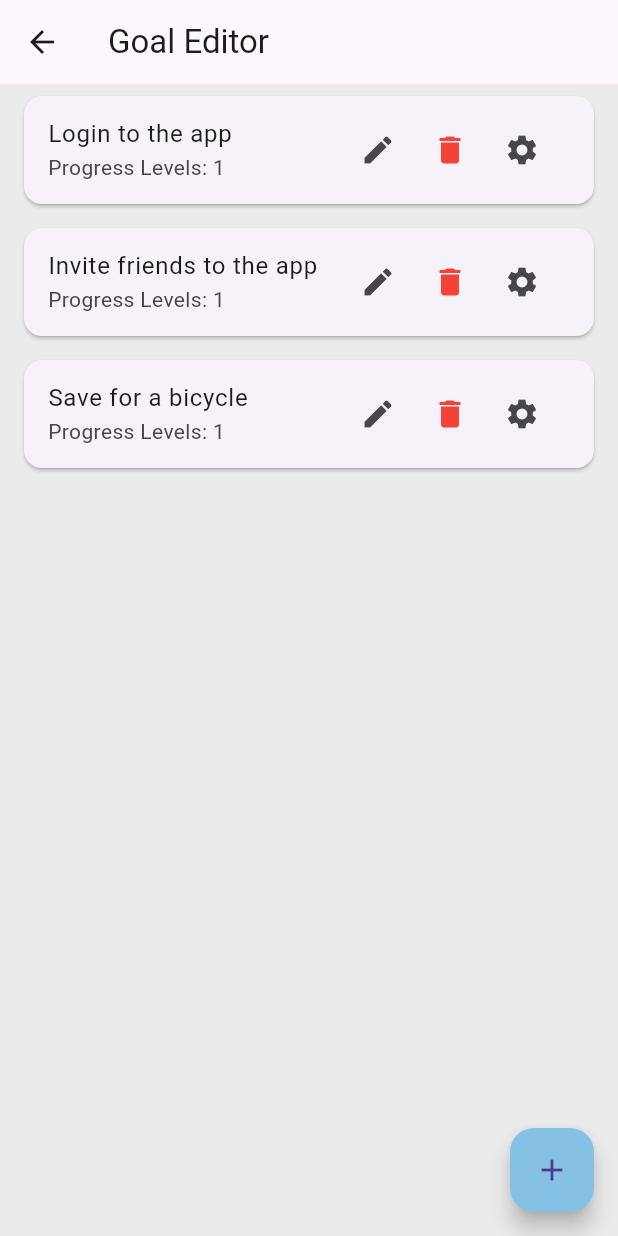
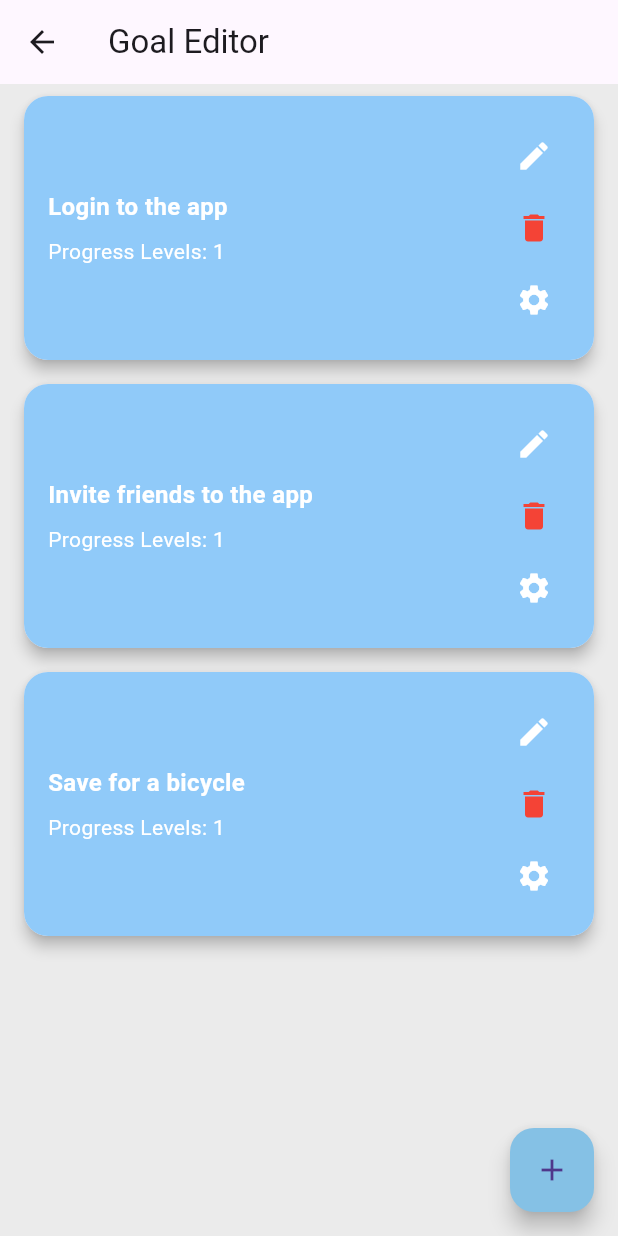
Before and after one commit to Fynaura/fynaura, a Flutter app: the GoalPage screen opened directly, after a tap on the "edit" icon, on a phone screen of 412 x 824 dp. Run offline on Flutter 3.47's test engine with Material 3 defaults, Android fonts, the phone set to English and light mode, and no system bars; our stand-ins replace shared_preferences; accounts and stored records are empty.

Commit message:
Friendly view
Add some color grading to the buttons

```diff
--- a/front-end/lib/GoalPage.dart
+++ b/front-end/lib/GoalPage.dart
@@ -46,50 +46,79 @@ class _GoalPageState extends State<GoalPage> {
   Widget build(BuildContext context) {
     return Scaffold(
       appBar: AppBar(
-        title: Text("Your Goals"),
+        backgroundColor: Color(0xFF85C1E5),
+        title: Text("Your Goals", style: TextStyle(fontWeight: FontWeight.bold)),
         actions: [
           IconButton(
             icon: Icon(Icons.edit),
             onPressed: _goToGoalEditor,  // Go to Goal Editor when clicked
+            tooltip: "Edit Goals",
           ),
         ],
       ),
       body: Padding(
         padding: EdgeInsets.all(16.0),
         child: Column(
+          crossAxisAlignment: CrossAxisAlignment.start,
           children: [
-            Text("Aura Points: $auraPoints", style: TextStyle(fontSize: 18, fontWeight: FontWeight.bold)),
-            SizedBox(height: 20),
-            Text("Your Goals", style: TextStyle(fontSize: 16, fontWeight: FontWeight.bold)),
-            SizedBox(height: 20),
+            Text("Aura Points: $auraPoints", style: TextStyle(fontSize: 22, fontWeight: FontWeight.bold)),
+            SizedBox(height: 16),
+            Text("Your Goals", style: TextStyle(fontSize: 18, fontWeight: FontWeight.bold, color: Colors.black.withOpacity(0.7))),
+            SizedBox(height: 16),
 
-            // Display each goal in the list with progress bar
+            // Display each goal in a more modern way
             Expanded(
               child: ListView.builder(
                 itemCount: goals.length,
                 itemBuilder: (context, index) {
                   return Card(
-                    margin: EdgeInsets.symmetric(vertical: 8.0, horizontal: 16.0),
-                    child: ListTile(
-                      title: Text(goals[index]),
-                      subtitle: Text("Progress Levels: ${progressLevels[index]}"),
-                      trailing: Row(
-                        mainAxisSize: MainAxisSize.min,
+                    margin: EdgeInsets.symmetric(vertical: 8.0),
+                    shape: RoundedRectangleBorder(borderRadius: BorderRadius.circular(16)),
+                    elevation: 4.0,
+                    child: Container(
+                      padding: EdgeInsets.all(16.0),
+                      decoration: BoxDecoration(
+                        borderRadius: BorderRadius.circular(16),
+                        gradient: LinearGradient(
+                          colors: [Colors.blue.shade200, Colors.blue.shade500],
+                          begin: Alignment.topLeft,
+                          end: Alignment.bottomRight,
+                        ),
+                      ),
+                      child: Row(
                         children: [
-                          // Progress Bar for the goal
-                          Container(
-                            width: 100,
-                            height: 5,
-                            color: Colors.grey[300],
-                            child: LinearProgressIndicator(
-                              value: progressLevels[index] / 5,  // Assuming max progress level is 5
-                              backgroundColor: Colors.grey[300],
-                              valueColor: AlwaysStoppedAnimation<Color>(Colors.blue),
+                          Expanded(
+                            child: Column(
+                              crossAxisAlignment: CrossAxisAlignment.start,
+                              children: [
+                                Text(goals[index], style: TextStyle(fontSize: 16, fontWeight: FontWeight.bold, color: Colors.white)),
+                                SizedBox(height: 8),
+                                Text("Progress Levels: ${progressLevels[index]}", style: TextStyle(color: Colors.white)),
+                              ],
                             ),
                           ),
                           SizedBox(width: 8),
-                          // Points indicator for this goal
-                          Text("${progressLevels[index] * 50} points"),
+                          // Progress Bar
+                          Column(
+                            crossAxisAlignment: CrossAxisAlignment.end,
+                            children: [
+                              Container(
+                                width: 100,
+                                height: 5,
+                                decoration: BoxDecoration(
+                                  borderRadius: BorderRadius.circular(10),
+                                  color: Colors.grey.shade200,
+                                ),
+                                child: LinearProgressIndicator(
+                                  value: progressLevels[index] / 5,  // Assuming max progress level is 5
+                                  backgroundColor: Colors.grey.shade200,
+                                  valueColor: AlwaysStoppedAnimation<Color>(Colors.white),
+                                ),
+                              ),
+                              SizedBox(height: 8),
+                              Text("${progressLevels[index] * 50} points", style: TextStyle(color: Colors.white)),
+                            ],
+                          ),
                         ],
                       ),
                     ),
--- a/front-end/lib/goal_editor_page.dart
+++ b/front-end/lib/goal_editor_page.dart
@@ -64,13 +64,13 @@ class _GoalEditorPageState extends State<GoalEditorPage> {
                 _saveGoals();  // Save updated goals
                 Navigator.pop(context);
               },
-              child: Text("Rename"),
+              child: Text("Rename", style: TextStyle(color: Colors.blue)),
             ),
             TextButton(
               onPressed: () {
                 Navigator.pop(context);
               },
-              child: Text("Cancel"),
+              child: Text("Cancel", style: TextStyle(color: Colors.grey)),
             ),
           ],
         );
@@ -103,13 +103,13 @@ class _GoalEditorPageState extends State<GoalEditorPage> {
               onPressed: () {
                 Navigator.pop(context);
               },
-              child: Text("Set"),
+              child: Text("Set", style: TextStyle(color: Colors.blue)),
             ),
             TextButton(
               onPressed: () {
                 Navigator.pop(context);
               },
-              child: Text("Cancel"),
+              child: Text("Cancel", style: TextStyle(color: Colors.grey)),
             ),
           ],
         );
@@ -139,13 +139,13 @@ class _GoalEditorPageState extends State<GoalEditorPage> {
                 _saveGoals();  // Save updated goals
                 Navigator.pop(context);
               },
-              child: Text("Add Goal"),
+              child: Text("Add Goal", style: TextStyle(color: Colors.blue)),
             ),
             TextButton(
               onPressed: () {
                 Navigator.pop(context);
               },
-              child: Text("Cancel"),
+              child: Text("Cancel", style: TextStyle(color: Colors.grey)),
             ),
           ],
         );
@@ -162,14 +162,31 @@ class _GoalEditorPageState extends State<GoalEditorPage> {
         itemBuilder: (context, index) {
           return Card(
             margin: EdgeInsets.symmetric(vertical: 8.0, horizontal: 16.0),
-            child: ListTile(
-              title: Text(goals[index]),
-              subtitle: Text("Progress Levels: ${progressLevels[index]}"),
-              trailing: Row(
-                mainAxisSize: MainAxisSize.min,
+            shape: RoundedRectangleBorder(borderRadius: BorderRadius.circular(16)),
+            elevation: 4.0,
+            child: Container(
+              padding: EdgeInsets.all(16.0),
+              decoration: BoxDecoration(
+                borderRadius: BorderRadius.circular(16),
+                color: Colors.blue.shade200,
+              ),
+              child: Row(
+                children: [
+                  Expanded(
+                    child: Column(
+                      crossAxisAlignment: CrossAxisAlignment.start,
+                      children: [
+                        Text(goals[index], style: TextStyle(fontSize: 16, fontWeight: FontWeight.bold, color: Colors.white)),
+                        SizedBox(height: 8),
+                        Text("Progress Levels: ${progressLevels[index]}", style: TextStyle(color: Colors.white)),
+                      ],
+                    ),
+                  ),
+                  SizedBox(width: 8),
+                  Column(
                     children: [
                       IconButton(
-                    icon: Icon(Icons.edit),
+                        icon: Icon(Icons.edit, color: Colors.white),
                         onPressed: () => _renameGoal(index),
                       ),
                       IconButton(
@@ -177,8 +194,10 @@ class _GoalEditorPageState extends State<GoalEditorPage> {
                         onPressed: () => _deleteGoal(index),
                       ),
                       IconButton(
-                    icon: Icon(Icons.settings),
+                        icon: Icon(Icons.settings, color: Colors.white),
                         onPressed: () => _setProgressLevel(index),
+                      ),
+                    ],
                   ),
                 ],
               ),
```
Lines whose indentation alone changed are shown as unchanged.
